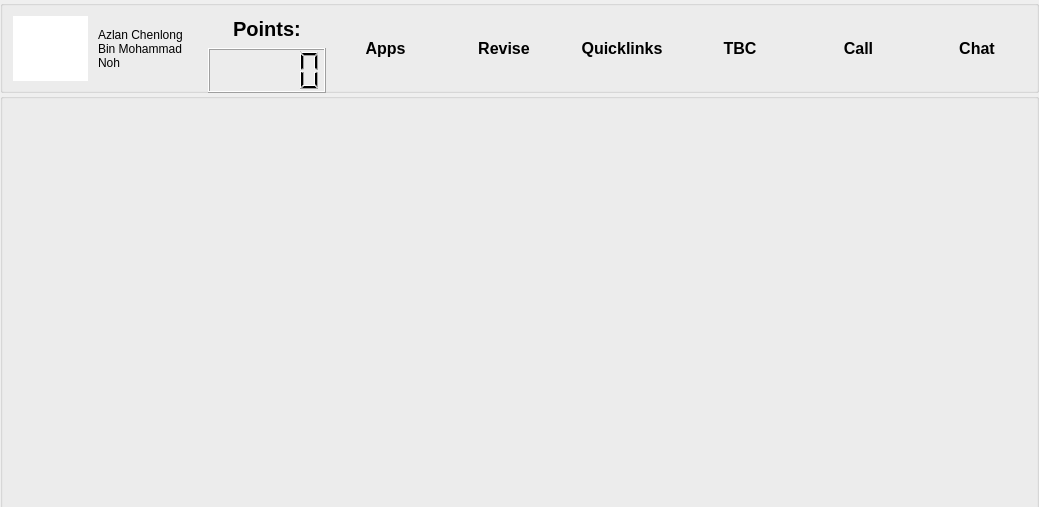
Above: app/Home.ui from AzlanCoding/Student-Ignite before the change. Below: the same form after it.
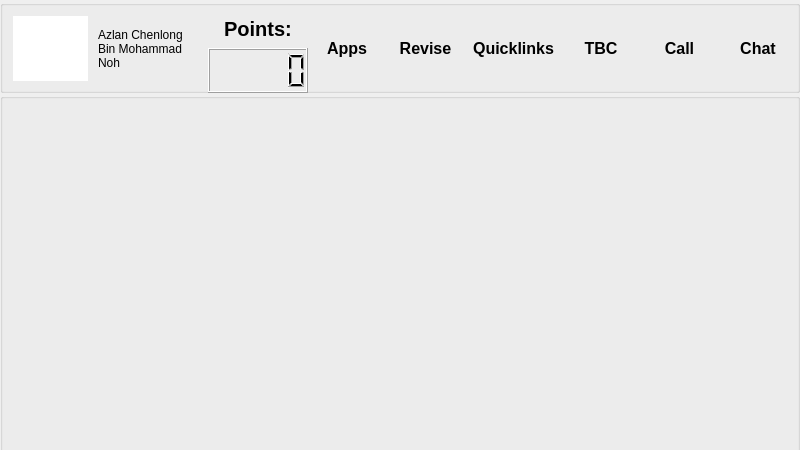
That is the form after the change.

Commit message: change default height

What changed in the file:
```diff
--- a/app/Home.ui
+++ b/app/Home.ui
@@ -12,8 +12,8 @@
    <rect>
     <x>0</x>
     <y>0</y>
-    <width>1039</width>
-    <height>507</height>
+    <width>800</width>
+    <height>450</height>
    </rect>
   </property>
   <property name="sizePolicy">
```
